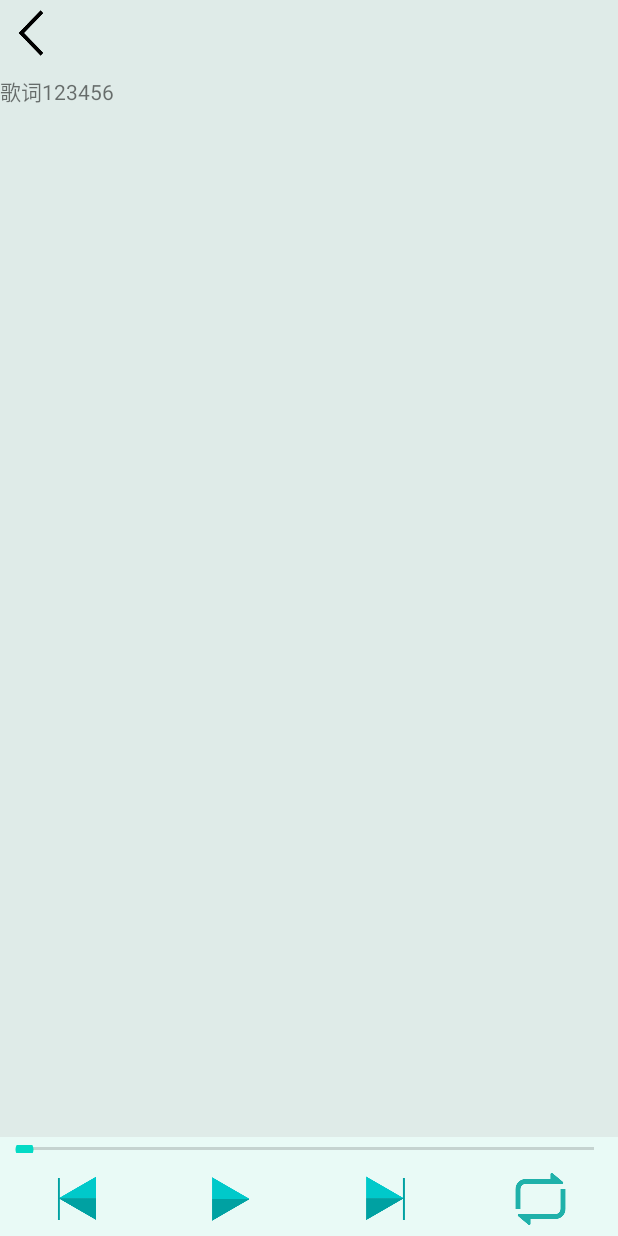
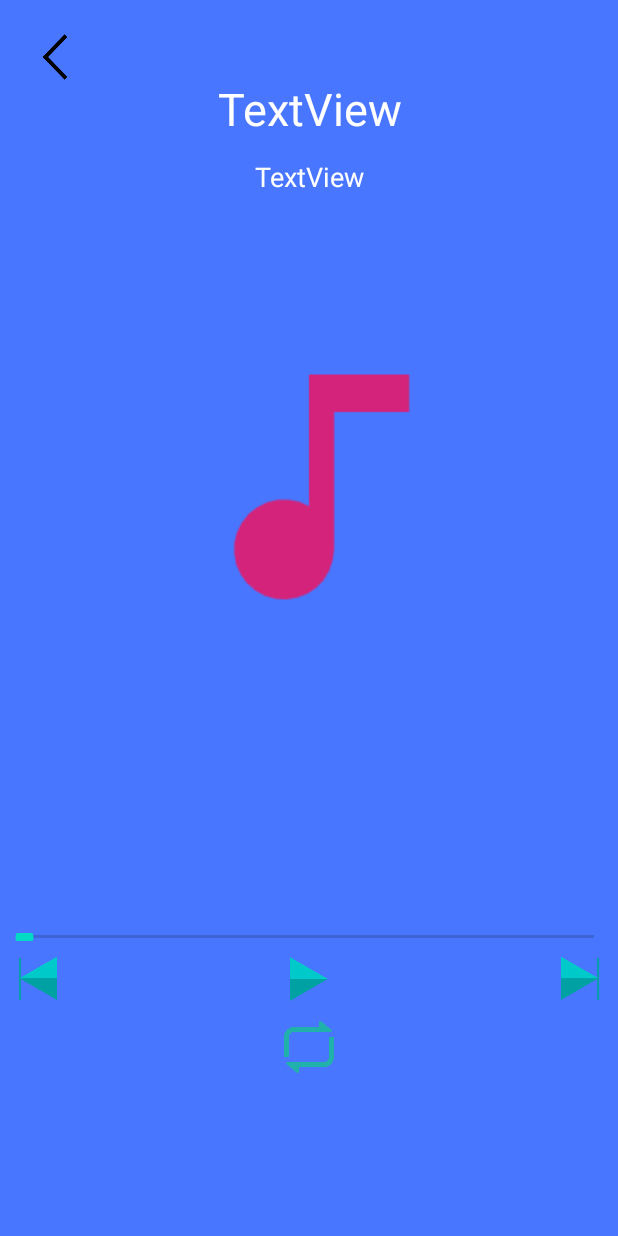
Before and after one commit to Fo-Xi-Team/MusicPlayer, an Android app: the layout activity_lyrics.xml on its own in the app's theme, with its tools: preview values and no code run, on a phone screen of 412 x 824 dp. Run offline under Robolectric (Android 15) with nearby library versions, the phone set to English and light mode, and no system bars.

Commit message:
优化放歌界面UI

```diff
--- a/app/src/main/AndroidManifest.xml
+++ b/app/src/main/AndroidManifest.xml
@@ -14,11 +14,7 @@
         android:supportsRtl="true"
         android:theme="@style/AppTheme">
         <service android:name=".MusicService" />
-        <activity android:name=".lyrics">
-
-        </activity>
-        <activity android:name=".MainActivity"
-
+        <activity android:name=".lyrics"
             android:theme="@style/AppTheme.NoBar">
             <intent-filter>
                 <action android:name="android.intent.action.MAIN" />
@@ -26,6 +22,11 @@
                 <category android:name="android.intent.category.LAUNCHER" />
             </intent-filter>
         </activity>
+        <activity android:name=".MainActivity"
+
+            android:theme="@style/AppTheme.NoBar">
+
+        </activity>
     </application>
 
 </manifest>
--- a/app/src/main/res/layout/activity_lyrics.xml
+++ b/app/src/main/res/layout/activity_lyrics.xml
@@ -1,67 +1,117 @@
 <?xml version="1.0" encoding="utf-8"?>
-<LinearLayout xmlns:android="http://schemas.android.com/apk/res/android"
+<androidx.constraintlayout.widget.ConstraintLayout xmlns:android="http://schemas.android.com/apk/res/android"
     xmlns:app="http://schemas.android.com/apk/res-auto"
     xmlns:tools="http://schemas.android.com/tools"
     android:layout_width="match_parent"
     android:layout_height="match_parent"
-    android:orientation="vertical"
-    android:background="#e9faf6"
-    tools:context=".MainActivity">
+    tools:context=".MainActivity"
+    android:background="#4876FF">
 
-    <LinearLayout
-        android:layout_width="match_parent"
-        android:layout_height="0dp"
-        android:layout_weight="1"
-        android:background="#dfebe8"
-        android:orientation="vertical">
-        <Button android:id="@+id/fanhui"
+
+    <Button
+        android:id="@+id/fanhui"
         android:layout_width="44dp"
         android:layout_height="44dp"
-            android:layout_marginBottom="6dp"
+        android:layout_marginStart="16dp"
+        android:layout_marginTop="16dp"
+        android:background="@drawable/fanhui"
+        android:gravity="center_vertical"
+        android:paddingLeft="10dp"
         android:textSize="16sp"
-            android:paddingLeft="10dp"
-            android:gravity="center_vertical"
-            android:background="@drawable/fanhui" />
+        app:layout_constraintStart_toStartOf="parent"
+        app:layout_constraintTop_toTopOf="parent" />
     <TextView
-            android:layout_width="wrap_content"
-            android:layout_height="wrap_content"
-            android:text="歌词123456"
-            android:gravity="center_vertical"
-            />
-    </LinearLayout>
-    <androidx.appcompat.widget.AppCompatSeekBar android:id="@+id/music_seek_bar"
+        android:id="@+id/music_name"
+        android:layout_width="154dp"
+        android:layout_height="37dp"
+        android:layout_marginTop="52dp"
+        android:text="TextView"
+        android:textAlignment="center"
+        android:textColor="#FFFFFF"
+        android:textSize="30sp"
+        app:layout_constraintEnd_toEndOf="parent"
+        app:layout_constraintStart_toStartOf="parent"
+        app:layout_constraintTop_toTopOf="parent" />
+
+    <TextView
+        android:id="@+id/artist_name"
+        android:layout_width="104dp"
+        android:layout_height="33dp"
+        android:layout_marginTop="16dp"
+        android:text="TextView"
+        android:textAlignment="center"
+        android:textColor="#FFFFFF"
+        android:textSize="18sp"
+        app:layout_constraintEnd_toEndOf="parent"
+        app:layout_constraintStart_toStartOf="parent"
+        app:layout_constraintTop_toBottomOf="@+id/music_name" />
+
+    <androidx.appcompat.widget.AppCompatSeekBar
+        android:id="@+id/music_seek_bar"
         android:layout_width="match_parent"
         android:layout_height="5dp"
-        android:layout_marginVertical="5dp" />
-    <LinearLayout
-        android:layout_width="match_parent"
-        android:layout_height="50dp"
-        android:orientation="horizontal"
-        android:background="#e9faf6">
+        android:layout_marginVertical="5dp"
+        app:layout_constraintBottom_toBottomOf="parent"
+        app:layout_constraintEnd_toEndOf="parent"
+        app:layout_constraintHorizontal_bias="0.0"
+        app:layout_constraintStart_toStartOf="parent"
+        app:layout_constraintTop_toBottomOf="@+id/image" />
 
-        <ImageView android:id="@+id/btn_previous"
+    <ImageView
+        android:id="@+id/btn_previous"
         android:layout_width="40dp"
         android:layout_height="40dp"
         android:layout_margin="5dp"
-            android:layout_weight="1"
-            android:src="@drawable/previous" />
-        <ImageView android:id="@+id/btn_play"
+        android:layout_marginStart="32dp"
+        android:layout_marginTop="16dp"
+        android:contentDescription="TODO"
+        android:src="@drawable/previous"
+        app:layout_constraintStart_toStartOf="parent"
+        app:layout_constraintTop_toBottomOf="@+id/music_seek_bar" />
+
+    <ImageView
+        android:id="@+id/btn_play"
         android:layout_width="40dp"
         android:layout_height="40dp"
         android:layout_margin="5dp"
+        android:layout_marginTop="26dp"
         android:src="@drawable/play"
-            android:layout_weight="1"/>
-        <ImageView android:id="@+id/btn_next"
+        app:layout_constraintEnd_toStartOf="@+id/btn_next"
+        app:layout_constraintStart_toEndOf="@+id/btn_previous"
+        app:layout_constraintTop_toBottomOf="@+id/music_seek_bar" />
+
+    <ImageView
+        android:id="@+id/btn_next"
         android:layout_width="40dp"
         android:layout_height="40dp"
         android:layout_margin="5dp"
+        android:layout_marginTop="26dp"
+        android:layout_marginEnd="32dp"
         android:src="@drawable/next"
-            android:layout_weight="1"/>
-        <ImageView android:id="@+id/btn_func"
+        app:layout_constraintEnd_toEndOf="parent"
+        app:layout_constraintTop_toBottomOf="@+id/music_seek_bar" />
+
+    <ImageView
+        android:id="@+id/btn_func"
         android:layout_width="40dp"
         android:layout_height="40dp"
         android:layout_margin="5dp"
+        android:layout_marginTop="64dp"
         android:src="@drawable/repeat_all"
-            android:layout_weight="1"/>
-    </LinearLayout>
-</LinearLayout>
+        app:layout_constraintEnd_toEndOf="parent"
+        app:layout_constraintStart_toStartOf="parent"
+        app:layout_constraintTop_toBottomOf="@+id/btn_play" />
+
+    <ImageView
+        android:id="@+id/image"
+        android:layout_width="wrap_content"
+        android:layout_height="wrap_content"
+        android:layout_marginStart="105dp"
+        android:layout_marginTop="86dp"
+        android:layout_marginEnd="106dp"
+        app:layout_constraintEnd_toEndOf="parent"
+        app:layout_constraintStart_toStartOf="parent"
+        app:layout_constraintTop_toBottomOf="@+id/artist_name"
+        app:srcCompat="@drawable/note" />
+
+</androidx.constraintlayout.widget.ConstraintLayout>
```
Lines whose indentation alone changed are shown as unchanged.
